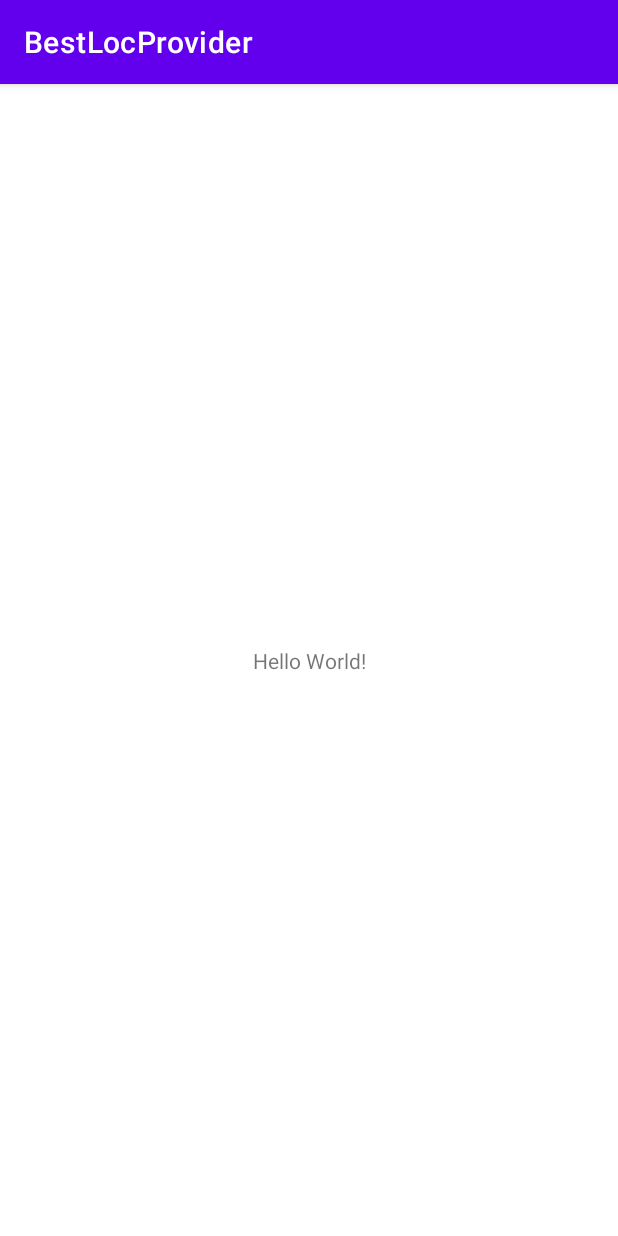
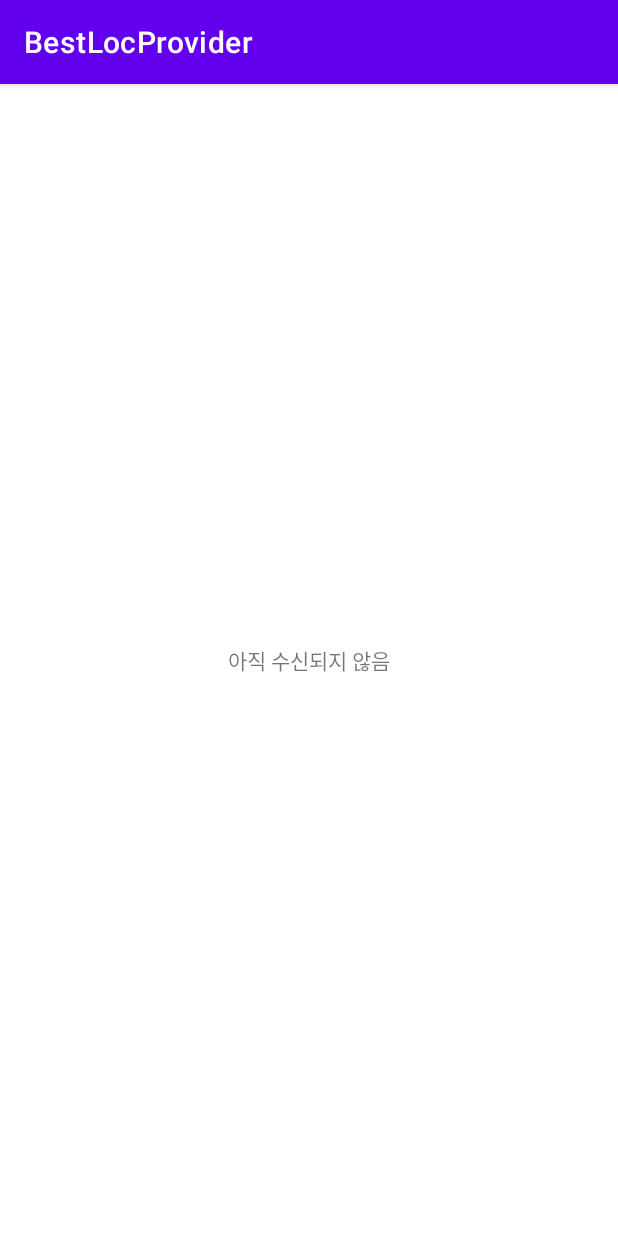
Before and after one commit to makeonwoo/BestLocProvider, an Android app: the screen it shows after launch (MainActivity before the commit, MyLocationActivity after it), on a phone screen of 412 x 824 dp. Run offline under Robolectric (Android 15) with nearby library versions, the phone set to English and light mode, and no system bars.

```diff
--- a/app/src/main/AndroidManifest.xml
+++ b/app/src/main/AndroidManifest.xml
@@ -11,7 +11,7 @@
         android:roundIcon="@mipmap/ic_launcher_round"
         android:supportsRtl="true"
         android:theme="@style/Theme.BestLocProvider">
-        <activity android:name=".MainActivity">
+        <activity android:name=".MyLocationActivity">
             <intent-filter>
                 <action android:name="android.intent.action.MAIN" />
 
--- a/app/src/main/java/com/example/bestlocprovider/MainActivity.java
+++ /dev/null
@@ -1,14 +0,0 @@
-package com.example.bestlocprovider;
-
-import androidx.appcompat.app.AppCompatActivity;
-
-import android.os.Bundle;
-
-public class MainActivity extends AppCompatActivity {
-
-    @Override
-    protected void onCreate(Bundle savedInstanceState) {
-        super.onCreate(savedInstanceState);
-        setContentView(R.layout.activity_main);
-    }
-}
--- /dev/null
+++ b/app/src/main/java/com/example/bestlocprovider/MyLocationActivity.java
@@ -0,0 +1,83 @@
+package com.example.bestlocprovider;
+
+import androidx.annotation.NonNull;
+import androidx.appcompat.app.AppCompatActivity;
+import androidx.core.app.ActivityCompat;
+
+import android.Manifest;
+import android.content.pm.PackageManager;
+import android.location.Criteria;
+import android.location.Location;
+import android.location.LocationListener;
+import android.location.LocationManager;
+import android.os.Bundle;
+import android.widget.TextView;
+import android.widget.Toast;
+
+public class MyLocationActivity extends AppCompatActivity {
+    LocationManager locManager;
+    LocationListener locListener;
+
+    TextView myLocField;
+    Criteria criteria;
+    String bestProvName;
+
+
+    @Override
+    protected void onCreate(Bundle savedInstanceState) {
+        super.onCreate(savedInstanceState);
+        setContentView(R.layout.activity_main);
+
+        myLocField = findViewById(R.id.myLocationField);
+        locManager = (LocationManager) getSystemService(LOCATION_SERVICE);
+
+        criteria = new Criteria();
+        criteria.setAccuracy(Criteria.ACCURACY_COARSE);
+
+        bestProvName = locManager.getBestProvider(criteria, true);
+        //       myLocField.setText("Best Loc. provider: " + bestProvName);
+
+        locListener = new LocationListener() {
+            @Override
+            public void onLocationChanged(@NonNull Location location) {
+                myLocField.setText("Latitude: " + location.getLatitude()
+                        + "\nLongitude" + location.getLongitude()
+                        + "\nAltitude" + location.getAltitude());
+
+            }
+        };
+        if (ActivityCompat.checkSelfPermission(this, Manifest.permission.ACCESS_FINE_LOCATION)
+                != PackageManager.PERMISSION_GRANTED
+                && ActivityCompat.checkSelfPermission(this, Manifest.permission.ACCESS_COARSE_LOCATION)
+                != PackageManager.PERMISSION_GRANTED) {
+            // TODO: Consider calling
+            return;
+        }
+        locManager.requestLocationUpdates(LocationManager.GPS_PROVIDER, 0, 0, locListener);
+//        locManager.requestLocationUpdates(LocationManager.NETWORK_PROVIDER, 0, 0, locListener);
+//        locManager.requestLocationUpdates(LocationManager.PASSIVE_PROVIDER, 0, 0, locListener);
+
+    }
+
+    @Override
+    protected void onPause() {
+        super.onPause();
+        locManager.removeUpdates(locListener);
+    }
+
+    @Override
+    protected void onResume() {
+        super.onResume();
+        if (ActivityCompat.checkSelfPermission(this, Manifest.permission.ACCESS_FINE_LOCATION) != PackageManager.PERMISSION_GRANTED && ActivityCompat.checkSelfPermission(this, Manifest.permission.ACCESS_COARSE_LOCATION) != PackageManager.PERMISSION_GRANTED) {
+            // TODO: Consider calling
+            //    ActivityCompat#requestPermissions
+            // here to request the missing permissions, and then overriding
+            //   public void onRequestPermissionsResult(int requestCode, String[] permissions,
+            //                                          int[] grantResults)
+            // to handle the case where the user grants the permission. See the documentation
+            // for ActivityCompat#requestPermissions for more details.
+            return;
+        }
+        locManager.requestLocationUpdates(LocationManager.GPS_PROVIDER, 0, 0, locListener);
+        }
+}
--- a/app/src/main/res/layout/activity_main.xml
+++ b/app/src/main/res/layout/activity_main.xml
@@ -4,12 +4,13 @@
     xmlns:tools="http://schemas.android.com/tools"
     android:layout_width="match_parent"
     android:layout_height="match_parent"
-    tools:context=".MainActivity">
+    tools:context=".MyLocationActivity">
 
     <TextView
         android:layout_width="wrap_content"
         android:layout_height="wrap_content"
-        android:text="Hello World!"
+        android:text="아직 수신되지 않음"
+        android:id="@+id/myLocationField"
         app:layout_constraintBottom_toBottomOf="parent"
         app:layout_constraintLeft_toLeftOf="parent"
         app:layout_constraintRight_toRightOf="parent"
```
